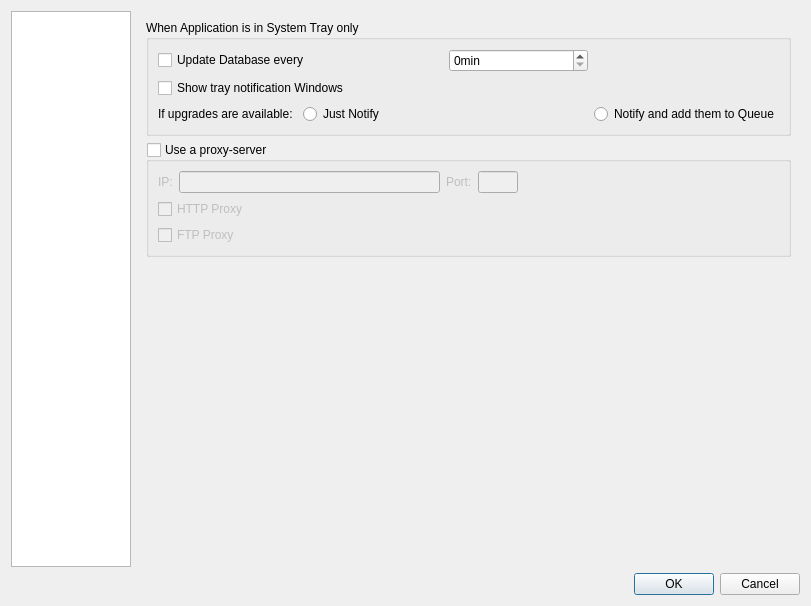
This is trunk/shaman/ui/configDialog.ui in drf/shaman1 as Qt 5 draws it before an edit. The edited form follows.
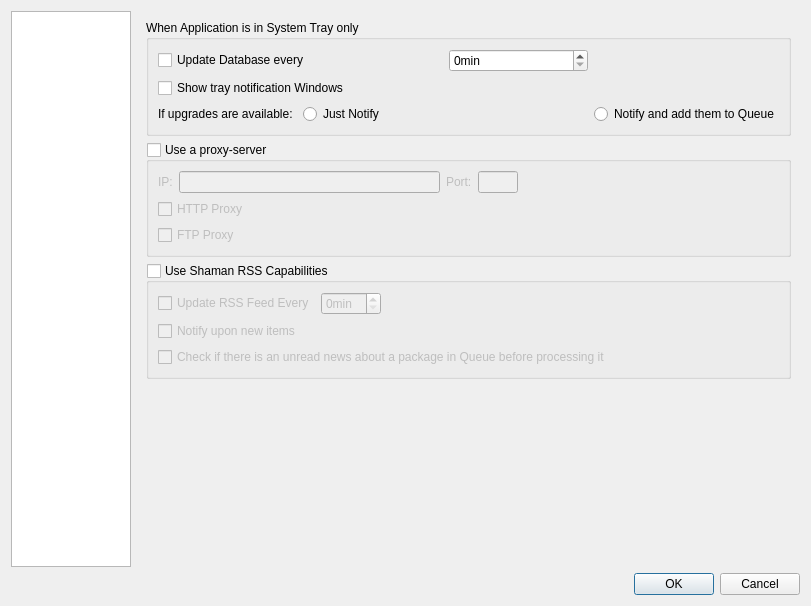
This is the edited form. The open tabs and pages were chosen to show the change. Icons and pictures are not drawn.

Commit message: Here ya go

```diff
--- a/trunk/shaman/ui/configDialog.ui
+++ b/trunk/shaman/ui/configDialog.ui
@@ -801,8 +801,6 @@
      <widget class="QWidget" name="page_2" >
       <layout class="QGridLayout" >
        <item row="0" column="0" >
-        <layout class="QVBoxLayout" >
-         <item>
           <widget class="QGroupBox" name="groupBox_11" >
            <property name="title" >
             <string>When Application is in System Tray only</string>
@@ -953,33 +951,8 @@
            </layout>
           </widget>
          </item>
-        </layout>
-       </item>
-       <item row="1" column="0" >
-        <spacer>
-         <property name="orientation" >
-          <enum>Qt::Vertical</enum>
-         </property>
-         <property name="sizeHint" >
-          <size>
-           <width>20</width>
-           <height>40</height>
-          </size>
-         </property>
-        </spacer>
-       </item>
-      </layout>
-     </widget>
-     <widget class="QWidget" name="page_3" >
+       <item row="2" column="0" >
       <widget class="QGroupBox" name="useRSSBox" >
-       <property name="geometry" >
-        <rect>
-         <x>0</x>
-         <y>10</y>
-         <width>681</width>
-         <height>211</height>
-        </rect>
-       </property>
        <property name="title" >
         <string>Use Shaman RSS Capabilities</string>
        </property>
@@ -989,59 +962,65 @@
        <property name="checked" >
         <bool>false</bool>
        </property>
+         <layout class="QGridLayout" >
+          <item row="0" column="0" >
        <widget class="QCheckBox" name="checkBox_16" >
-        <property name="geometry" >
-         <rect>
-          <x>20</x>
-          <y>50</y>
-          <width>201</width>
-          <height>23</height>
-         </rect>
-        </property>
         <property name="text" >
          <string>Update RSS Feed Every</string>
         </property>
        </widget>
+          </item>
+          <item row="0" column="1" >
        <widget class="QSpinBox" name="spinBox_6" >
-        <property name="geometry" >
-         <rect>
-          <x>250</x>
-          <y>50</y>
-          <width>161</width>
-          <height>27</height>
-         </rect>
-        </property>
         <property name="suffix" >
          <string comment="As in &quot;minutes&quot;" >min</string>
         </property>
        </widget>
+          </item>
+          <item row="1" column="0" >
        <widget class="QCheckBox" name="checkBox_17" >
-        <property name="geometry" >
-         <rect>
-          <x>20</x>
-          <y>100</y>
-          <width>221</width>
-          <height>23</height>
-         </rect>
-        </property>
         <property name="text" >
          <string>Notify upon new items</string>
         </property>
        </widget>
+          </item>
+          <item row="2" column="0" colspan="3" >
        <widget class="QCheckBox" name="checkBox_18" >
-        <property name="geometry" >
-         <rect>
-          <x>20</x>
-          <y>150</y>
-          <width>631</width>
-          <height>23</height>
-         </rect>
-        </property>
         <property name="text" >
          <string>Check if there is an unread news about a package in Queue before processing it</string>
         </property>
        </widget>
-      </widget>
+          </item>
+          <item row="0" column="2" >
+           <spacer>
+            <property name="orientation" >
+             <enum>Qt::Horizontal</enum>
+            </property>
+            <property name="sizeHint" >
+             <size>
+              <width>40</width>
+              <height>20</height>
+             </size>
+            </property>
+           </spacer>
+          </item>
+         </layout>
+        </widget>
+       </item>
+       <item row="3" column="0" >
+        <spacer>
+         <property name="orientation" >
+          <enum>Qt::Vertical</enum>
+         </property>
+         <property name="sizeHint" >
+          <size>
+           <width>20</width>
+           <height>40</height>
+          </size>
+         </property>
+        </spacer>
+       </item>
+      </layout>
      </widget>
     </widget>
    </item>
```
Left out of the diff: 10 changed lines with no effect on the pictures. Lines whose indentation alone changed are shown as unchanged.
